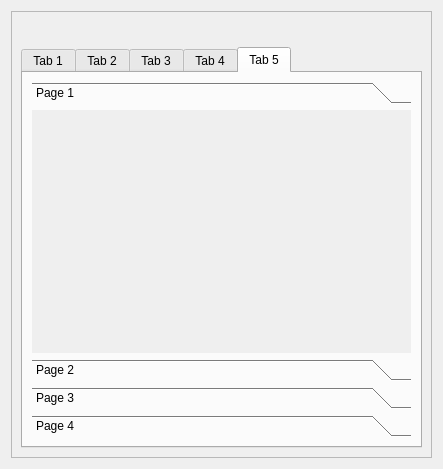
The window that Qt/my_programm/_For_tests/src/for_tests_mainbox/src/ui/for_tests_mainbox.ui (RinatB2017/mega_GIT) describes before a commit, drawn with Qt 5.
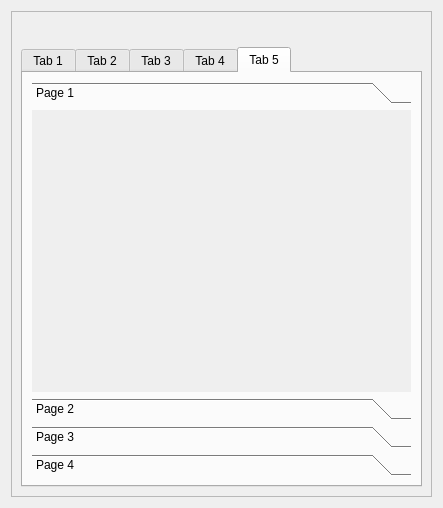
The same window after the commit. The open tabs and pages were chosen to show the change. Icons and pictures are not drawn. Custom widgets are drawn as their Qt base class.

Diff of the .ui file:
```diff
--- a/Qt/my_programm/_For_tests/src/for_tests_mainbox/src/ui/for_tests_mainbox.ui
+++ b/Qt/my_programm/_For_tests/src/for_tests_mainbox/src/ui/for_tests_mainbox.ui
@@ -7,7 +7,7 @@
     <x>0</x>
     <y>0</y>
     <width>443</width>
-    <height>469</height>
+    <height>508</height>
    </rect>
   </property>
   <layout class="QHBoxLayout" name="horizontalLayout">
@@ -330,7 +330,7 @@
                <x>0</x>
                <y>0</y>
                <width>395</width>
-               <height>234</height>
+               <height>273</height>
               </rect>
              </property>
              <attribute name="label">
```
Left out of the diff: 70 changed lines with no effect on the pictures.
